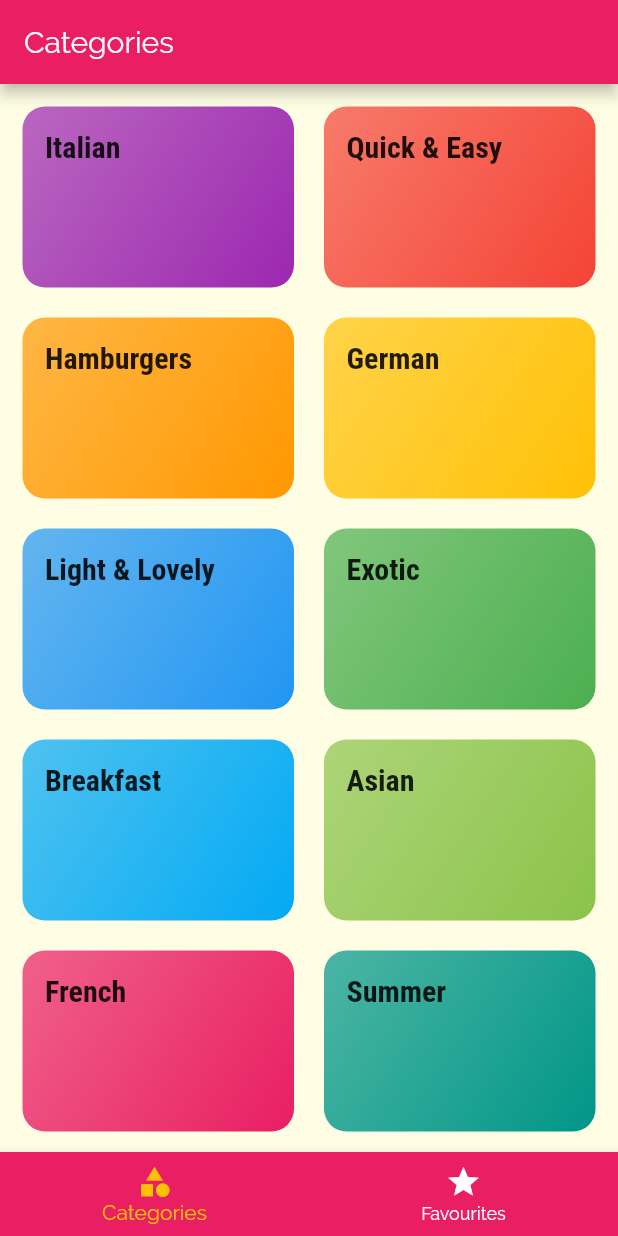
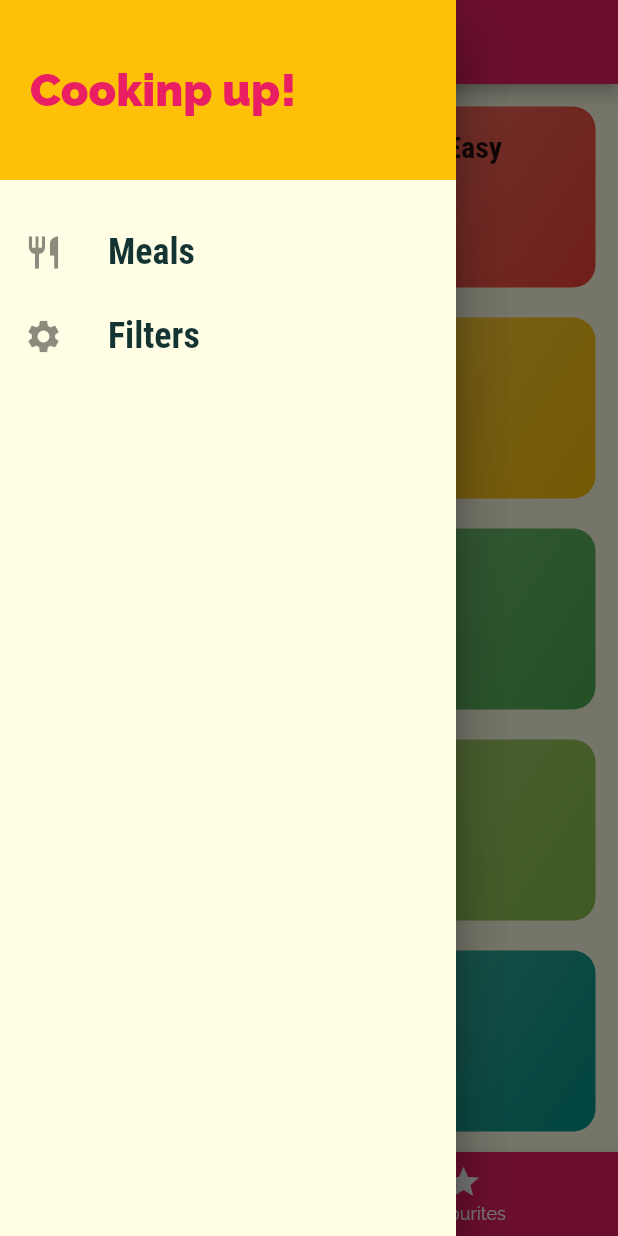
Before and after one commit to MartinFrac/Meals_app_flutter, a Flutter app: the screen it shows after launch, with the side drawer open (before the commit the screen has no drawer), on a phone screen of 412 x 824 dp. Run offline on Flutter 3.47's test engine with Material 2 defaults, Android fonts, the phone set to English and light mode, and no system bars.

Commit message:
drawer implemented

```diff
--- a/lib/main.dart
+++ b/lib/main.dart
@@ -1,5 +1,6 @@
 import 'package:flutter/material.dart';
 
+import './screens/filters_screen.dart';
 import './screens/tabs_screen.dart';
 import './screens/meal_detail_screen.dart';
 import './screens/category_meals_screen.dart';
@@ -37,6 +38,7 @@ class MyApp extends StatelessWidget {
       routes: {
         CategoryMealsScreen.routeName: (ctx) => CategoryMealsScreen(),
         MealDetailScreen.routeName: (ctx) => MealDetailScreen(),
+        FiltersScreen.routeName: (ctx) => FiltersScreen(),
       },
       onUnknownRoute: (settings) {
         return MaterialPageRoute(builder: (ctx) => CategoriesScreen());
--- a/lib/screens/tabs_screen.dart
+++ b/lib/screens/tabs_screen.dart
@@ -1,5 +1,6 @@
 import 'package:flutter/material.dart';
 
+import '../widgets/main_drawer.dart';
 import 'favourites_screen.dart';
 import 'categories_screen.dart';
 
@@ -27,6 +28,9 @@ class _TabsScreenState extends State<TabsScreen> {
       appBar: AppBar(
         title: Text(_pages[_selectedPageIndex]['title']),
       ),
+      drawer: Drawer(
+        child: MainDrawer(),
+      ),
       body: _pages[_selectedPageIndex]['page'],
       bottomNavigationBar: BottomNavigationBar(
         onTap: _selectPage,
--- /dev/null
+++ b/lib/widgets/main_drawer.dart
@@ -0,0 +1,61 @@
+import 'package:flutter/material.dart';
+
+import '../screens/filters_screen.dart';
+
+class MainDrawer extends StatelessWidget {
+  Widget _buildListTile(String title, IconData icon, Function tapHandler) {
+    return ListTile(
+      leading: Icon(
+        icon,
+        size: 26,
+      ),
+      title: Text(
+        title,
+        style: TextStyle(
+          fontFamily: 'RobotoCondensed',
+          fontSize: 24,
+          fontWeight: FontWeight.bold,
+        ),
+      ),
+      onTap: tapHandler,
+    );
+  }
+
+  @override
+  Widget build(BuildContext context) {
+    return Drawer(
+      child: Column(
+        children: [
+          Container(
+            height: 120,
+            width: double.infinity,
+            padding: EdgeInsets.all(20),
+            alignment: Alignment.centerLeft,
+            color: Theme.of(context).accentColor,
+            child: Text(
+              'Cookinp up!',
+              style: TextStyle(
+                fontWeight: FontWeight.w900,
+                fontSize: 30,
+                color: Theme.of(context).primaryColor,
+              ),
+            ),
+          ),
+          SizedBox(
+            height: 20,
+          ),
+          _buildListTile(
+            'Meals',
+            Icons.restaurant,
+            () {
+              Navigator.of(context).pushNamed('/');
+            },
+          ),
+          _buildListTile('Filters', Icons.settings, () {
+            Navigator.of(context).pushNamed(FiltersScreen.routeName);
+          }),
+        ],
+      ),
+    );
+  }
+}
```
